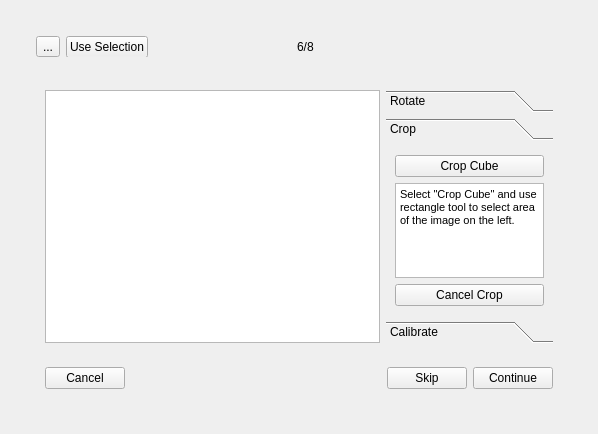
Qt form src/skeleton/capture.ui (palimpsest-pursuers/capturing) before a commit.
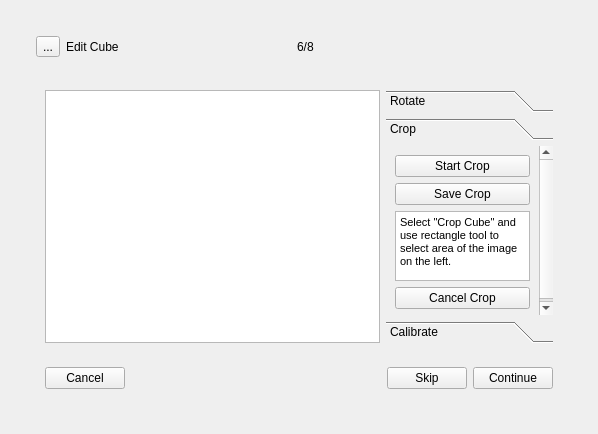
The same form after that commit. The open tabs and pages were chosen to show the change.

The edit to the form file:
```diff
--- a/src/skeleton/capture.ui
+++ b/src/skeleton/capture.ui
@@ -2572,11 +2572,6 @@
                     <property name="text">
                      <string>Edit Cube</string>
                     </property>
-                    <widget class="QPushButton" name="selectionButton">
-                        <property name="text">
-                            <string>Use Selection</string>
-                        </property>
-                    </widget>
                    </widget>
                   </item>
                   <item>
@@ -2685,8 +2680,8 @@
                          <rect>
                           <x>0</x>
                           <y>0</y>
-                          <width>167</width>
-                          <height>169</height>
+                          <width>150</width>
+                          <height>176</height>
                          </rect>
                         </property>
                         <attribute name="label">
@@ -2696,7 +2691,14 @@
                          <item>
                           <widget class="QPushButton" name="cropButton">
                            <property name="text">
-                            <string>Crop Cube</string>
+                            <string>Start Crop</string>
+                           </property>
+                          </widget>
+                         </item>
+                         <item>
+                          <widget class="QPushButton" name="cropSelectionButton">
+                           <property name="text">
+                            <string>Save Crop</string>
                            </property>
                           </widget>
                          </item>
```
Left out of the diff: 24 changed lines with no effect on the pictures.
